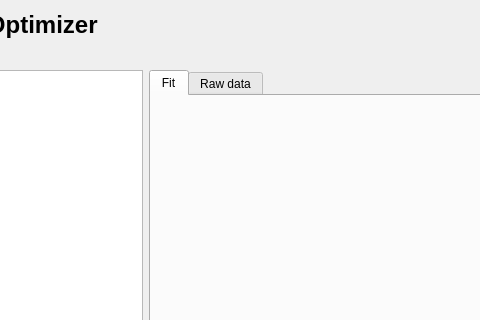
Before: the Qt Designer form cbr/kinetics/visual/KineticsOptimizer.ui in TUM-CBR/pymol-plugins, drawn with Qt 5; both pictures show x 124 to 604 and y 0 to 320 of the 1005 by 610 pixel window.
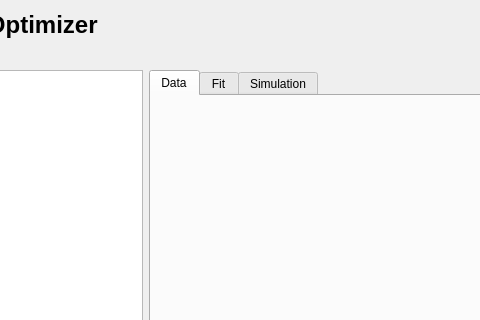
After: the same form once the commit is applied.

Commit message: [Kinetics] Begin refactoring of UI

Patch:
```diff
--- a/cbr/kinetics/visual/KineticsOptimizer.ui
+++ b/cbr/kinetics/visual/KineticsOptimizer.ui
@@ -97,7 +97,17 @@
      <property name="currentIndex">
       <number>0</number>
      </property>
-     <widget class="QWidget" name="plotWidgetLayout">
+     <widget class="QWidget" name="dataContainer">
+      <attribute name="title">
+       <string>Data</string>
+      </attribute>
+      <layout class="QHBoxLayout" name="horizontalLayout">
+       <item>
+        <widget class="QWidget" name="dataWidget" native="true"/>
+       </item>
+      </layout>
+     </widget>
+     <widget class="QWidget" name="fitContainer">
       <attribute name="title">
        <string>Fit</string>
       </attribute>
@@ -109,7 +119,7 @@
      </widget>
      <widget class="QWidget" name="rawDataLayout">
       <attribute name="title">
-       <string>Raw data</string>
+       <string>Simulation</string>
       </attribute>
       <layout class="QHBoxLayout" name="horizontalLayout">
        <item>
```
Left out of the diff: 112 changed lines with no effect on the pictures. The commit also changes 17 other files.
